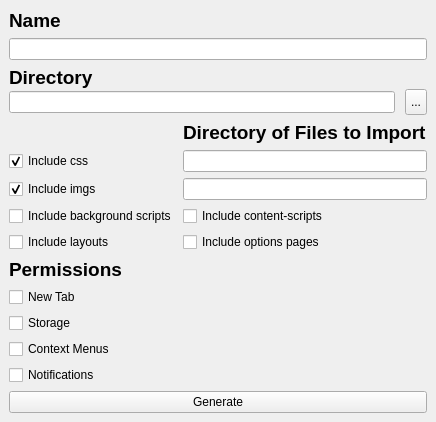
attilathedud/cesgen, file cesgen/designer/design.ui: the form before one commit.
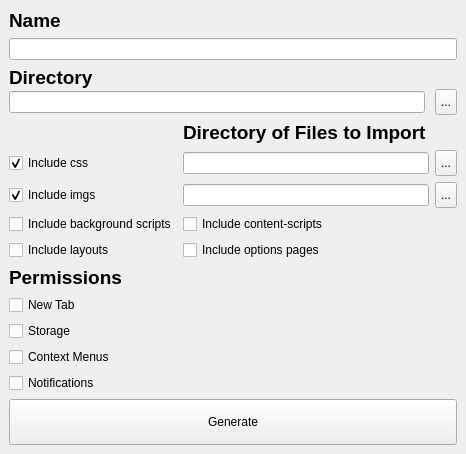
The form after the commit. Icons and pictures are not drawn.

Commit message: Adding directory choosing for css/img

The edit to the form file:
```diff
--- a/cesgen/designer/design.ui
+++ b/cesgen/designer/design.ui
@@ -9,8 +9,8 @@
    <rect>
     <x>0</x>
     <y>0</y>
-    <width>413</width>
-    <height>403</height>
+    <width>466</width>
+    <height>425</height>
    </rect>
   </property>
   <property name="sizePolicy">
@@ -117,7 +117,7 @@
      </layout>
     </item>
     <item>
-     <layout class="QGridLayout" name="gridLayout" columnstretch="0,0">
+     <layout class="QGridLayout" name="gridLayout" columnstretch="0,0,0">
       <property name="sizeConstraint">
        <enum>QLayout::SetMinAndMaxSize</enum>
       </property>
@@ -190,6 +190,38 @@
         </property>
        </widget>
       </item>
+      <item row="1" column="2">
+       <widget class="QPushButton" name="btnCssDirectoryChoose">
+        <property name="sizePolicy">
+         <sizepolicy hsizetype="Fixed" vsizetype="Fixed">
+          <horstretch>0</horstretch>
+          <verstretch>0</verstretch>
+         </sizepolicy>
+        </property>
+        <property name="styleSheet">
+         <string notr="true">padding: 5px;</string>
+        </property>
+        <property name="text">
+         <string>...</string>
+        </property>
+       </widget>
+      </item>
+      <item row="2" column="2">
+       <widget class="QPushButton" name="btnImgDirectoryChoose">
+        <property name="sizePolicy">
+         <sizepolicy hsizetype="Fixed" vsizetype="Fixed">
+          <horstretch>0</horstretch>
+          <verstretch>0</verstretch>
+         </sizepolicy>
+        </property>
+        <property name="styleSheet">
+         <string notr="true">padding: 5px;</string>
+        </property>
+        <property name="text">
+         <string>...</string>
+        </property>
+       </widget>
+      </item>
      </layout>
     </item>
     <item>
@@ -241,6 +273,9 @@
     </item>
     <item>
      <widget class="QPushButton" name="btnGenerate">
+      <property name="styleSheet">
+       <string notr="true">padding: 15px;</string>
+      </property>
       <property name="text">
        <string>Generate</string>
       </property>
```
The commit also changes 2 other files.
